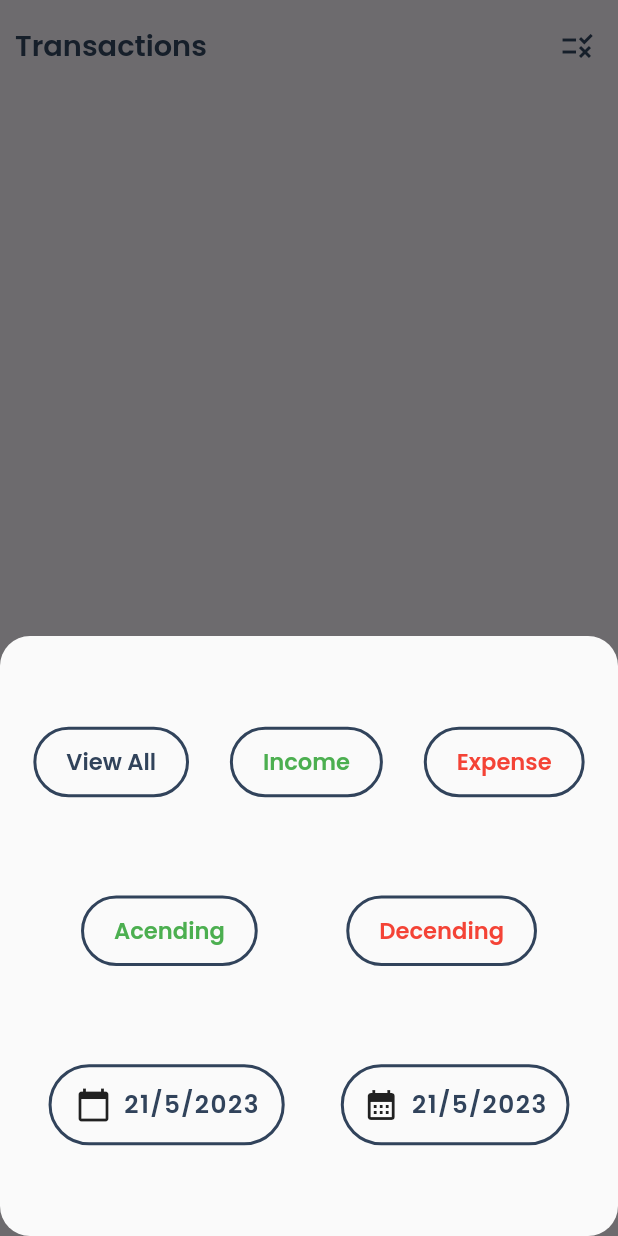
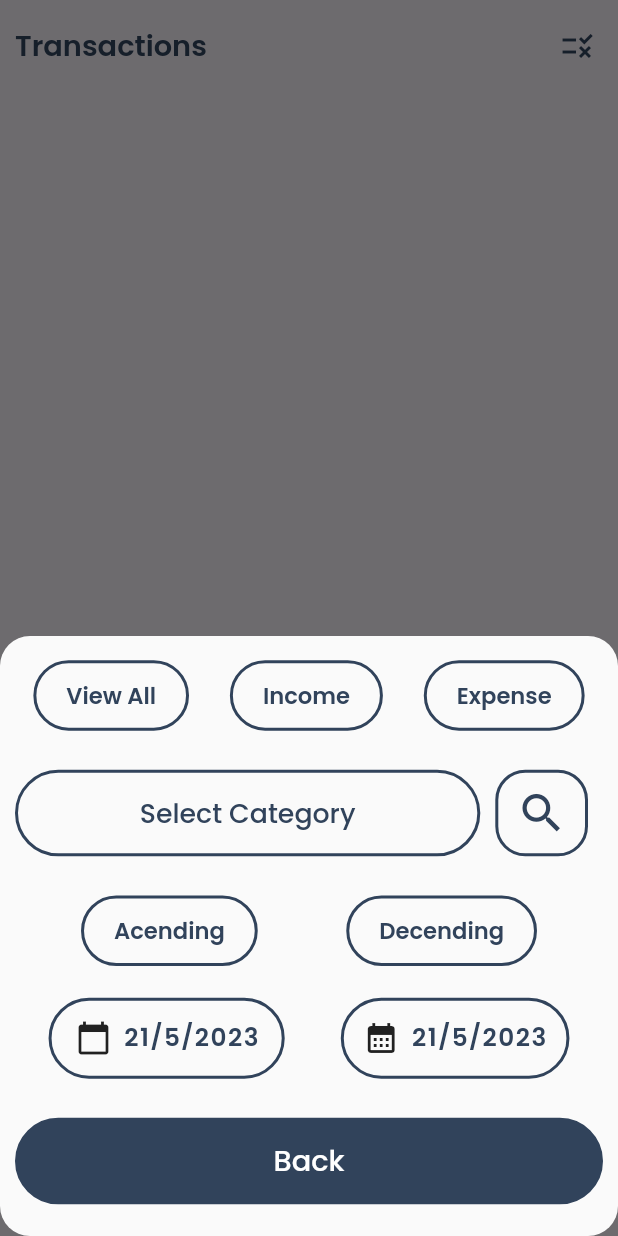
Before and after one commit to theAkHilsarkar18/income_expense_app, a Flutter app: the TransactionScreen screen opened by its route, after a tap on the "rule" icon, on a phone screen of 412 x 824 dp. Run offline on Flutter 3.47's test engine with Material 2 defaults, Android fonts, the phone set to English and light mode, and no system bars; our stand-ins replace get, google_fonts, shared_preferences, sizer, sqflite; missing offline and left inert: draw_graph; accounts and stored records are empty.

Commit message:
22-05-2023

```diff
--- a/lib/screen/home/view/homescreen.dart
+++ b/lib/screen/home/view/homescreen.dart
@@ -40,7 +40,6 @@ class _HomescreenState extends State<Homescreen> {
     transactionController.readTransaction();
     transactionController.totalIncome();
     transactionController.totalExpanse();
-    print("${transactionController.transactionList.length}======initstate========");
   }
   @override
   Widget build(BuildContext context) {
--- a/lib/screen/transactionscreen/controller/transaction_controller.dart
+++ b/lib/screen/transactionscreen/controller/transaction_controller.dart
@@ -60,6 +60,12 @@ class TransactionController extends GetxController
     transactionList.value = await databaseHelper.masteFilter(end: end,start: start);
     print('${transactionList.value}====controller==');
   }
+  Future<void> categoryFilter(String category)
+  async {
+    DatabaseHelper databaseHelper = DatabaseHelper();
+    transactionList.value = await databaseHelper.categoryFilter(category);
+  }
+
 
   // income expense filter
   Future<void> readIncomeExpense(int status)
@@ -97,6 +103,9 @@ class TransactionController extends GetxController
 
 
 
+  //TODO--------------------------------------------Find category filter initialization---------------------------------------------------------------------------------------------------------------
 
+  RxBool categorySelected = false.obs;
+  RxInt categoryIndex = 0.obs;
 
 }
--- a/lib/screen/transactionscreen/stateless/bottomsheetTransaction.dart
+++ b/lib/screen/transactionscreen/stateless/bottomsheetTransaction.dart
@@ -2,6 +2,8 @@ import 'package:flutter/material.dart';
 import 'package:get/get.dart';
 import 'package:google_fonts/google_fonts.dart';
 import 'package:income_expense_app/screen/transactionscreen/controller/transaction_controller.dart';
+import 'package:income_expense_app/screen/transactionscreen/stateless/findcategory.dart';
+import 'package:income_expense_app/screen/transactionscreen/stateless/updatedialouge.dart';
 import 'package:sizer/sizer.dart';
 
 class BottomModalSheetOfTransactionScreen extends StatelessWidget {
@@ -22,7 +24,7 @@ class BottomModalSheetOfTransactionScreen extends StatelessWidget {
               InkWell(
                 onTap: () {
                   transactionController.readTransaction();
-                  Get.back();
+
                 },
                 child: Container(
                   padding: EdgeInsets.only(
@@ -51,7 +53,6 @@ class BottomModalSheetOfTransactionScreen extends StatelessWidget {
                 onTap: () {
                   transactionController
                       .readIncomeExpense(1);
-                  Get.back();
                 },
                 child: Container(
                   padding: EdgeInsets.only(
@@ -69,7 +70,7 @@ class BottomModalSheetOfTransactionScreen extends StatelessWidget {
                   child: Text(
                     'Income',
                     style: GoogleFonts.poppins(
-                      color: Colors.green,
+                      color:Color(0xff31435b),
                       fontWeight: FontWeight.w600,
                       fontSize: 11.sp,
                     ),
@@ -80,7 +81,6 @@ class BottomModalSheetOfTransactionScreen extends StatelessWidget {
                 onTap: () {
                   transactionController
                       .readIncomeExpense(0);
-                  Get.back();
                 },
                 child: Container(
                   padding: EdgeInsets.only(
@@ -98,7 +98,7 @@ class BottomModalSheetOfTransactionScreen extends StatelessWidget {
                   child: Text(
                     'Expense',
                     style: GoogleFonts.poppins(
-                      color: Colors.red,
+                      color:Color(0xff31435b),
                       fontWeight: FontWeight.w600,
                       fontSize: 11.sp,
                     ),
@@ -107,6 +107,67 @@ class BottomModalSheetOfTransactionScreen extends StatelessWidget {
               ),
             ],
           ),
+
+          //TODO Select category row
+          Row(
+            children: [
+              Expanded(
+                child: InkWell(
+                  onTap: () {
+                    showModalBottomSheet(
+                      context: context,
+                      shape: RoundedRectangleBorder(
+                          borderRadius:
+                          BorderRadiusDirectional.circular(20)),
+                      builder: (context) => FindCategoryBottomsheet(),
+                    );
+                  },
+                  child: Container(
+                    margin:EdgeInsets.all(10),
+                    height: 7.h,
+                    width: 50.w,
+                    decoration: BoxDecoration(
+                        borderRadius:
+                        BorderRadius.circular(50),
+                        border: Border.all(
+                            color: Color(0xff31435b),
+                            width: 2)),
+                  alignment: Alignment.center,
+                    child: Obx(
+                      () => Text(
+                        transactionController.categorySelected.isFalse?'Select Category':insertController.categoryNameList[transactionController.categoryIndex.value],
+                        style: GoogleFonts.poppins(
+                          color: Color(0xff31435b),
+                          fontWeight: FontWeight.w500,
+                          fontSize: 13.sp,
+                        ),
+                      ),
+                    ),
+                  ),
+                ),
+              ),
+              InkWell(
+                onTap: () {
+                  transactionController.categoryFilter(insertController.categoryNameList[transactionController.categoryIndex.value]);
+                  transactionController.categorySelected.value = false;
+                },
+                child: Container(
+                  margin: EdgeInsets.only(right: 20),
+                  height: 7.h,
+                  width: 15.w,
+                  decoration: BoxDecoration(
+                      borderRadius:
+                      BorderRadius.circular(20),
+                      border: Border.all(
+                          color: Color(0xff31435b),
+                          width: 2)),
+                  child: Icon(Icons.search,color:Color(0xff31435b),size: 25.sp,),
+                ),
+              ),
+            ],
+          ),
+
+          //TODO Acending and decending
           Row(
             mainAxisAlignment:
             MainAxisAlignment.spaceEvenly,
@@ -114,7 +175,6 @@ class BottomModalSheetOfTransactionScreen extends StatelessWidget {
               InkWell(
                 onTap: () {
                   transactionController.readAcending();
-                  Get.back();
                 },
                 child: Container(
                   padding: EdgeInsets.only(
@@ -132,7 +192,7 @@ class BottomModalSheetOfTransactionScreen extends StatelessWidget {
                   child: Text(
                     'Acending',
                     style: GoogleFonts.poppins(
-                      color: Colors.green,
+                      color:Color(0xff31435b),
                       fontWeight: FontWeight.w600,
                       fontSize: 11.sp,
                     ),
@@ -142,7 +202,6 @@ class BottomModalSheetOfTransactionScreen extends StatelessWidget {
               InkWell(
                 onTap: () {
                   transactionController.readDecending();
-                  Get.back();
                 },
                 child: Container(
                   padding: EdgeInsets.only(
@@ -160,7 +219,7 @@ class BottomModalSheetOfTransactionScreen extends StatelessWidget {
                   child: Text(
                     'Decending',
                     style: GoogleFonts.poppins(
-                      color: Colors.red,
+                      color: Color(0xff31435b),
                       fontWeight: FontWeight.w600,
                       fontSize: 11.sp,
                     ),
@@ -312,6 +371,33 @@ class BottomModalSheetOfTransactionScreen extends StatelessWidget {
               ],
             ),
           ),
+
+          //TODO---------------------------Save filter box------------------------------
+
+          InkWell(
+            onTap: () {
+              Get.back();
+            },
+            child: Container(
+              margin: EdgeInsets.all(10),
+              height: 7.h,
+              width: MediaQuery.of(context).size.width,
+              decoration: BoxDecoration(
+                color: Color(0xff31435b),
+                  borderRadius:
+                  BorderRadius.circular(50),
+                  border: Border.all(
+                      color: Color(0xff31435b),
+                      width: 2),
+              ),
+              alignment: Alignment.center,
+              child: Text('Back',style: GoogleFonts.poppins(
+                color: Colors.white,
+                fontWeight: FontWeight.w500,
+                fontSize: 14.sp,),
+            ),
+            ),
+          ),
         ],
       ),
     );
```
Also changed, not shown: lib/screen/home/stateless/balancecard.dart (+10 -7 lines), lib/screen/home/stateless/listview.dart (+4 -4 lines), lib/screen/insertscreen/view/insertscreen.dart (+5 -18 lines), lib/screen/transactionscreen/stateless/findcategory.dart (added, +42 -0 lines), lib/screen/transactionscreen/stateless/updatedialouge.dart (+26 -40 lines), lib/screen/transactionscreen/view/transaction_screen.dart (+7 -7 lines), lib/utils/databasehelper.dart (+16 -3 lines).
